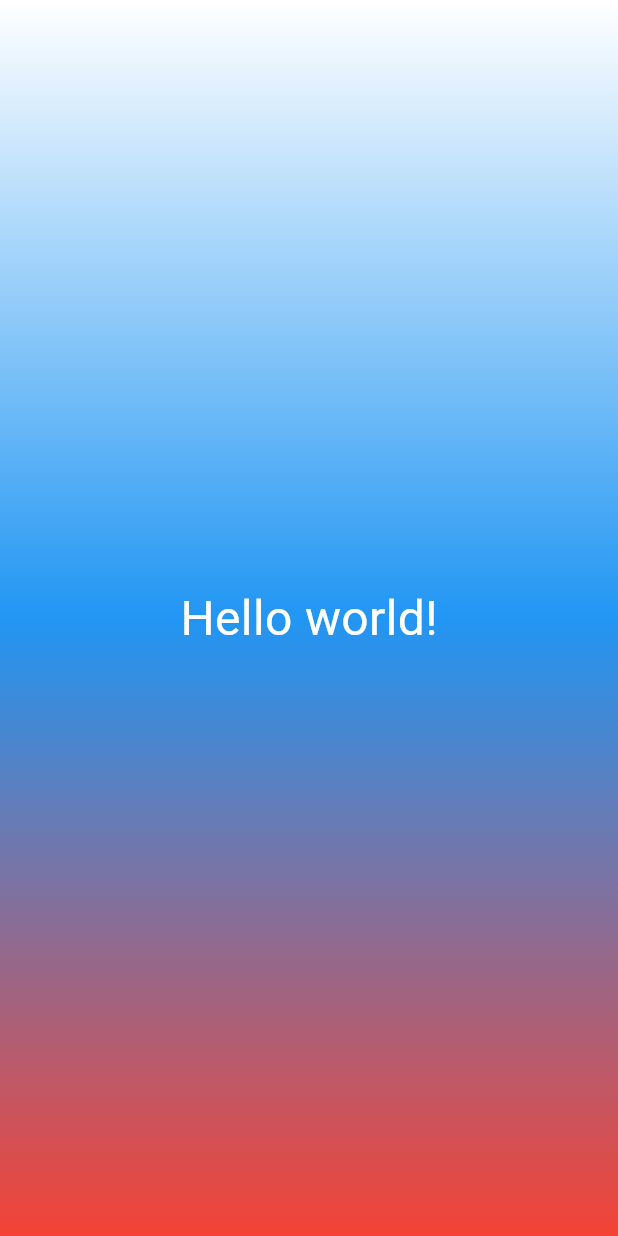
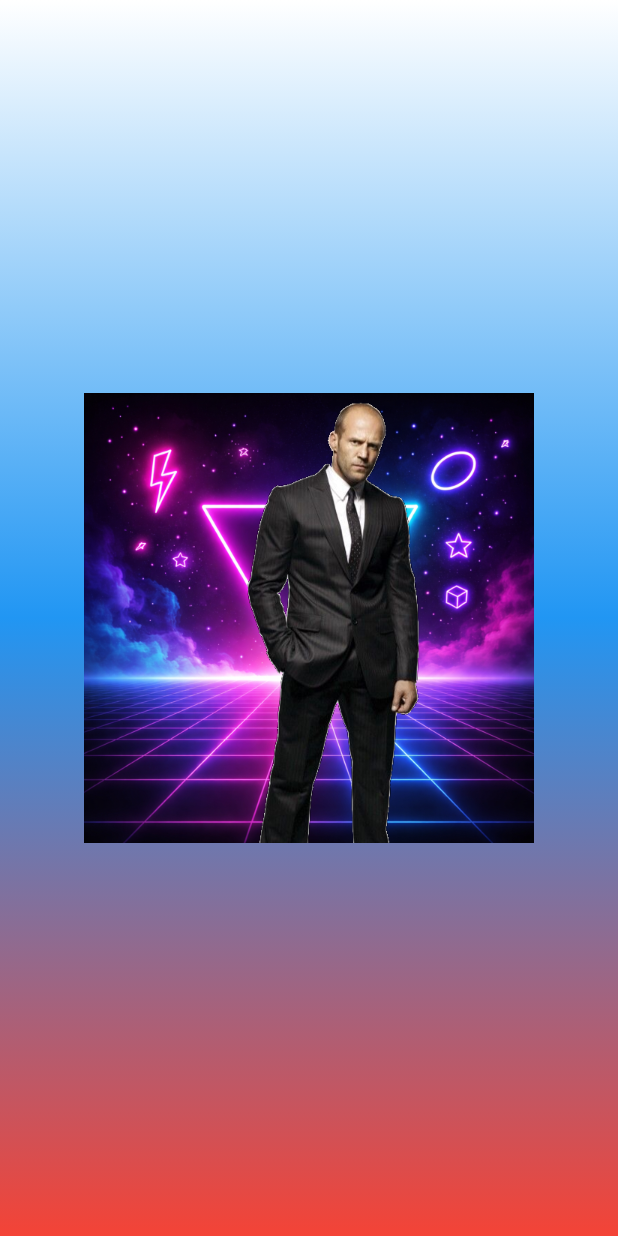
Before and after one commit to nailvol/Flutter_Widgets, a Flutter app: the screen it shows after launch, on a phone screen of 412 x 824 dp. Run offline on Flutter 3.47's test engine with Material 3 defaults, Android fonts, the phone set to English and light mode, and no system bars.

```diff
--- a/lib/gradient_container.dart
+++ b/lib/gradient_container.dart
@@ -27,7 +27,10 @@ class GradientContainer extends StatelessWidget {
         ),
       ),
       child: Center(
-        child: StyledText("Hello world!"),
+        child: Image.asset(
+          'assets/images/dice-1.png',
+          width: 300,
+        ),
       ),
     );
   }
--- a/pubspec.yaml
+++ b/pubspec.yaml
@@ -56,7 +56,8 @@ flutter:
   # included with your application, so that you can use the icons in
   # the material Icons class.
   uses-material-design: true
-
+  assets:
+    - assets/images/
   # To add assets to your application, add an assets section, like this:
   # assets:
   #   - images/a_dot_burr.jpeg
```
Also changed, not shown: assets/images/dice-1.png (added), assets/images/dice-2.png (added), assets/images/dice-3.png (added), assets/images/dice-4.png (added), assets/images/dice-5.png (added), assets/images/dice-6.png (added).
